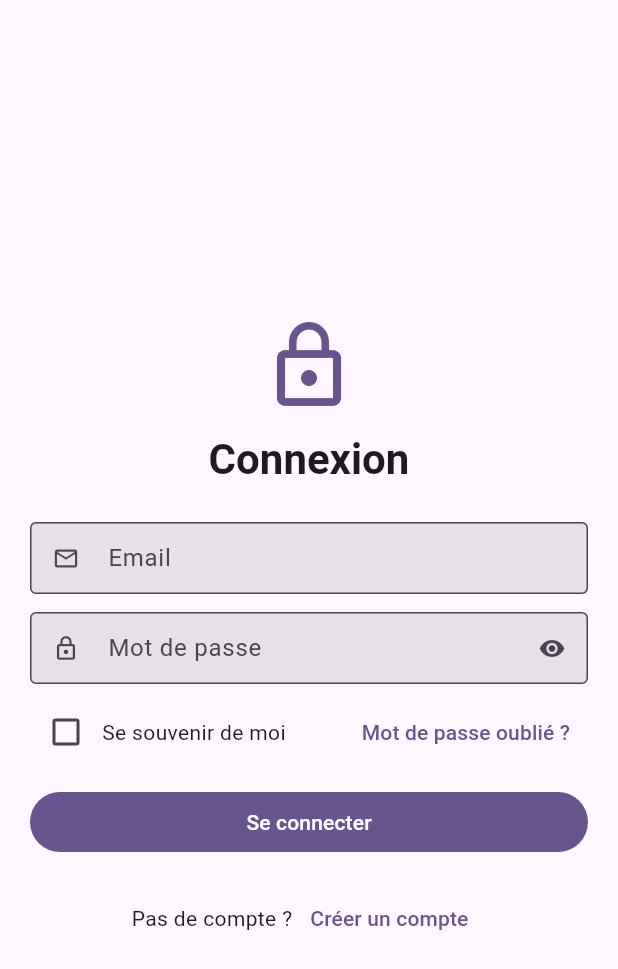
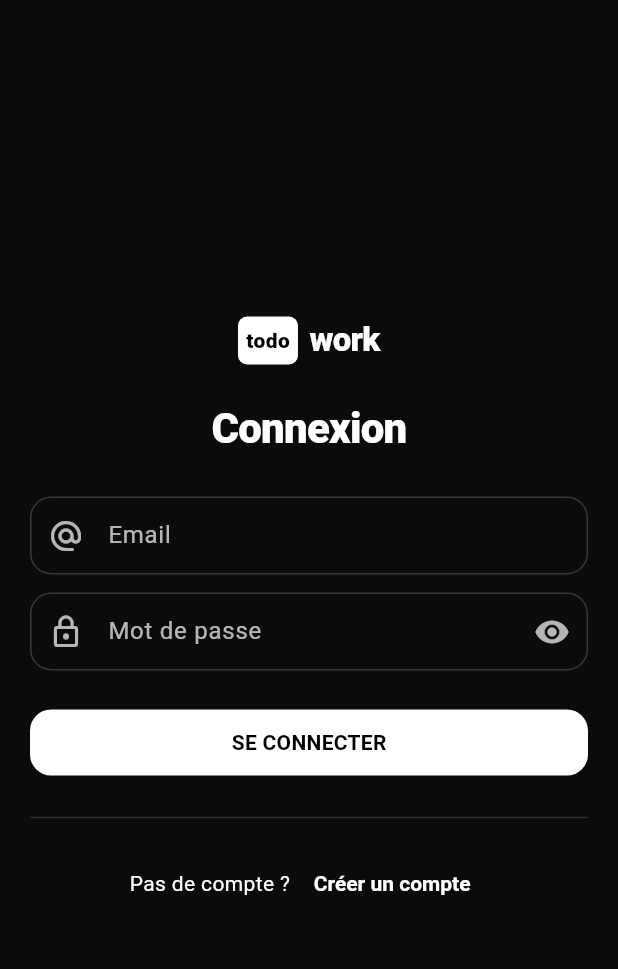
Before and after one commit to marieesss/flutter-todo-list, a Flutter app: the screen it shows after launch, on a phone screen of 412 x 824 dp. Shown: the top 969 px of the screen. Run offline on Flutter 3.47's test engine with Material 3 defaults, Android fonts, the phone set to English and light mode, and no system bars; our stand-ins replace cloud_firestore, firebase_auth, firebase_core; accounts and stored records are empty.

Commit message:
fix:  Amélioration du design des pages d'authentification

```diff
--- a/lib/main.dart
+++ b/lib/main.dart
@@ -3,8 +3,9 @@ import 'package:flutter/material.dart';
 import 'package:firebase_core/firebase_core.dart';
 import 'firebase_options.dart';
 
+// écrans
 import 'screens/auth/LoginRegister.dart';
-import 'screens/homepage/homepage.dart';
+import 'screens/categories/categories_page.dart'; // 👈 au lieu de homepage.dart
 
 Future<void> main() async {
   WidgetsFlutterBinding.ensureInitialized();
@@ -28,9 +29,10 @@ class MyApp extends StatelessWidget {
           isDense: true,
         ),
       ),
-      // Démarre sur la page de connexion
       home: const LoginPage(),
-      routes: {'/home': (_) => const HomepagePage()},
+      routes: {
+        '/categories': (_) => const CategoriesPage(), // 👈 nouvelle route par défaut
+      },
     );
   }
 }
--- a/lib/screens/auth/LoginRegister.dart
+++ b/lib/screens/auth/LoginRegister.dart
@@ -1,8 +1,97 @@
 // lib/screens/auth/LoginRegister.dart
 import 'package:flutter/material.dart';
 import '../../services/auth_service.dart';
-import '../homepage/homepage.dart';
+// import '../homepage/homepage.dart'; // plus utilisé ici
+import '../categories/categories_page.dart';
 
+/// ---------- Thème Noir & Blanc (local à l’écran) ----------
+ThemeData _bwTheme(BuildContext context) {
+  final base = Theme.of(context);
+  final onBlack = Colors.white;
+  final black = const Color(0xFF0B0B0B);
+  final surface = const Color(0xFF121212);
+  final outline = Colors.white.withOpacity(.18);
+
+  return base.copyWith(
+    brightness: Brightness.dark,
+    scaffoldBackgroundColor: black,
+    colorScheme: base.colorScheme.copyWith(
+      brightness: Brightness.dark,
+      primary: onBlack,
+      onPrimary: Colors.black,
+      surface: surface,
+      onSurface: onBlack,
+      secondary: Colors.grey.shade300,
+    ),
+    textTheme: base.textTheme.apply(
+      bodyColor: onBlack,
+      displayColor: onBlack,
+    ),
+    appBarTheme: const AppBarTheme(
+      backgroundColor: Colors.transparent,
+      elevation: 0,
+      foregroundColor: Colors.white,
+    ),
+    inputDecorationTheme: InputDecorationTheme(
+      filled: true,
+      fillColor: black,
+      labelStyle: TextStyle(color: onBlack.withOpacity(.7)),
+      hintStyle: TextStyle(color: onBlack.withOpacity(.5)),
+      prefixIconColor: onBlack.withOpacity(.7),
+      suffixIconColor: onBlack.withOpacity(.7),
+      border: OutlineInputBorder(
+        borderRadius: BorderRadius.circular(14),
+        borderSide: BorderSide(color: outline, width: 1),
+      ),
+      enabledBorder: OutlineInputBorder(
+        borderRadius: BorderRadius.circular(14),
+        borderSide: BorderSide(color: outline, width: 1),
+      ),
+      focusedBorder: OutlineInputBorder(
+        borderRadius: BorderRadius.circular(14),
+        borderSide: const BorderSide(color: Colors.white, width: 1.2),
+      ),
+      errorBorder: OutlineInputBorder(
+        borderRadius: BorderRadius.circular(14),
+        borderSide: const BorderSide(color: Colors.redAccent, width: 1.2),
+      ),
+      contentPadding: const EdgeInsets.symmetric(horizontal: 16, vertical: 14),
+    ),
+    filledButtonTheme: FilledButtonThemeData(
+      style: FilledButton.styleFrom(
+        backgroundColor: Colors.white,
+        foregroundColor: Colors.black,
+        shape: RoundedRectangleBorder(borderRadius: BorderRadius.circular(14)),
+        padding: const EdgeInsets.symmetric(vertical: 14),
+        textStyle: const TextStyle(fontWeight: FontWeight.w700, letterSpacing: .2),
+      ),
+    ),
+    textButtonTheme: TextButtonThemeData(
+      style: TextButton.styleFrom(
+        foregroundColor: Colors.white,
+        textStyle: const TextStyle(fontWeight: FontWeight.w600),
+      ),
+    ),
+    snackBarTheme: const SnackBarThemeData(
+      behavior: SnackBarBehavior.floating,
+      backgroundColor: Colors.white,
+      contentTextStyle: TextStyle(color: Colors.black, fontWeight: FontWeight.w600),
+    ),
+    dividerTheme: DividerThemeData(
+      color: onBlack.withOpacity(.14),
+      thickness: 1,
+    ),
+    checkboxTheme: CheckboxThemeData(
+      side: BorderSide(color: outline),
+      shape: RoundedRectangleBorder(borderRadius: BorderRadius.circular(6)),
+      fillColor: WidgetStateProperty.resolveWith((states) =>
+          states.contains(WidgetState.selected) ? Colors.white : Colors.transparent),
+      checkColor: WidgetStateProperty.all(Colors.black),
+    ),
+  );
+}
+
+/// ---------- LOGIN ----------
 class LoginPage extends StatefulWidget {
   const LoginPage({super.key});
   @override
@@ -15,7 +104,6 @@ class _LoginPageState extends State<LoginPage> {
   final _pwdCtrl = TextEditingController();
   bool _obscure = true;
   bool _isLoading = false;
-  bool _rememberMe = false;
 
   final _auth = AuthService();
 
@@ -49,7 +137,7 @@ class _LoginPageState extends State<LoginPage> {
       );
       if (!mounted) return;
       Navigator.of(context).pushAndRemoveUntil(
-        MaterialPageRoute(builder: (_) => const HomepagePage()),
+        MaterialPageRoute(builder: (_) => const CategoriesPage()),
         (_) => false,
       );
     } on AuthException catch (e) {
@@ -65,40 +153,53 @@ class _LoginPageState extends State<LoginPage> {
 
   @override
   Widget build(BuildContext context) {
-    final theme = Theme.of(context);
-    return Scaffold(
+    return Theme(
+      data: _bwTheme(context),
+      child: Scaffold(
         body: SafeArea(
           child: Center(
             child: ConstrainedBox(
-            constraints: const BoxConstraints(maxWidth: 420),
+              constraints: const BoxConstraints(maxWidth: 440),
               child: Padding(
-              padding: const EdgeInsets.all(20),
+                padding: const EdgeInsets.symmetric(horizontal: 20, vertical: 28),
                 child: Form(
                   key: _formKey,
                   child: ListView(
                     shrinkWrap: true,
                     children: [
+                      // Wordmark / Header
+                      Row(
+                        mainAxisAlignment: MainAxisAlignment.center,
+                        children: const [
+                          _WeMark(), // petit mot-symbole noir & blanc
+                        ],
+                      ),
                       const SizedBox(height: 24),
-                    Icon(Icons.lock_outline, size: 64, color: theme.colorScheme.primary),
-                    const SizedBox(height: 12),
                       Text(
                         "Connexion",
                         textAlign: TextAlign.center,
-                      style: theme.textTheme.headlineMedium?.copyWith(fontWeight: FontWeight.w600),
+                        style: Theme.of(context).textTheme.headlineMedium?.copyWith(
+                              fontWeight: FontWeight.w800,
+                              letterSpacing: -0.5,
+                              color: Colors.white,
                             ),
-                    const SizedBox(height: 24),
+                      ),
+                      const SizedBox(height: 28),
+
+                      // Email
                       TextFormField(
                         controller: _emailCtrl,
                         keyboardType: TextInputType.emailAddress,
                         autofillHints: const [AutofillHints.username, AutofillHints.email],
                         decoration: const InputDecoration(
                           labelText: "Email",
-                        prefixIcon: Icon(Icons.email_outlined),
-                        border: OutlineInputBorder(),
+                          prefixIcon: Icon(Icons.alternate_email),
                         ),
                         validator: _emailValidator,
                       ),
                       const SizedBox(height: 12),
+
+                      // Password
                       TextFormField(
                         controller: _pwdCtrl,
                         obscureText: _obscure,
@@ -106,7 +207,6 @@ class _LoginPageState extends State<LoginPage> {
                         decoration: InputDecoration(
                           labelText: "Mot de passe",
                           prefixIcon: const Icon(Icons.lock_outline),
-                        border: const OutlineInputBorder(),
                           suffixIcon: IconButton(
                             onPressed: () => setState(() => _obscure = !_obscure),
                             icon: Icon(_obscure ? Icons.visibility : Icons.visibility_off),
@@ -115,38 +215,46 @@ class _LoginPageState extends State<LoginPage> {
                         validator: _pwdValidator,
                         onFieldSubmitted: (_) => _submit(),
                       ),
-                    const SizedBox(height: 8),
-                    Row(
-                      children: [
-                        Checkbox(
-                          value: _rememberMe,
-                          onChanged: (v) => setState(() => _rememberMe = v ?? false),
-                        ),
-                        const Text("Se souvenir de moi"),
-                        const Spacer(),
-                        TextButton(
-                          onPressed: () {
-                            _showError("Mot de passe oublié — à brancher.");
-                          },
-                          child: const Text("Mot de passe oublié ?"),
-                        ),
-                      ],
-                    ),
-                    const SizedBox(height: 12),
+
+                      const SizedBox(height: 10),
+
+                      // ---- Mot de passe oublié ? centré ----
+                      // Center(
+                      //   child: TextButton(
+                      //     onPressed: () {
+                      //       // TODO: implémenter la réinitialisation du mot de passe
+                      //       // Ex: Navigator.push(... ResetPasswordPage());
+                      //     },
+                      //     child: const Text("Mot de passe oublié ?"),
+                      //   ),
+                      // ),
+
+                      const SizedBox(height: 14),
+
+                      // CTA
                       FilledButton(
                         onPressed: _isLoading ? null : _submit,
                         child: _isLoading
                             ? const Padding(
-                              padding: EdgeInsets.symmetric(vertical: 6.0),
-                              child: SizedBox(height: 20, width: 20, child: CircularProgressIndicator(strokeWidth: 2)),
+                                padding: EdgeInsets.symmetric(vertical: 4.0),
+                                child: SizedBox(
+                                  height: 20,
+                                  width: 20,
+                                  child: CircularProgressIndicator(strokeWidth: 2),
+                                ),
                               )
-                          : const Text("Se connecter"),
+                            : const Text("SE CONNECTER"),
                       ),
-                    const SizedBox(height: 16),
+
+                      const SizedBox(height: 18),
+                      const Divider(),
+                      const SizedBox(height: 12),
+
+                      // Link Register
                       Row(
                         mainAxisAlignment: MainAxisAlignment.center,
                         children: [
-                        const Text("Pas de compte ?"),
+                          const Text("Pas de compte ? "),
                           TextButton(
                             onPressed: () {
                               Navigator.of(context).push(
@@ -164,12 +272,12 @@ class _LoginPageState extends State<LoginPage> {
             ),
           ),
         ),
+      ),
     );
   }
 }
 
-// -------- Register --------
-
+/// ---------- REGISTER ----------
 class RegisterPage extends StatefulWidget {
   const RegisterPage({super.key});
   @override
@@ -178,7 +286,7 @@ class RegisterPage extends StatefulWidget {
 
 class _RegisterPageState extends State<RegisterPage> {
   final _formKey = GlobalKey<FormState>();
-  final _nameCtrl = TextEditingController();   // 👈 NEW
+  final _nameCtrl = TextEditingController();
   final _emailCtrl = TextEditingController();
   final _pwdCtrl = TextEditingController();
   final _pwd2Ctrl = TextEditingController();
@@ -189,15 +297,15 @@ class _RegisterPageState extends State<RegisterPage> {
 
   @override
   void dispose() {
-    _nameCtrl.dispose();   // 👈 NEW
+    _nameCtrl.dispose();
     _emailCtrl.dispose();
     _pwdCtrl.dispose();
     _pwd2Ctrl.dispose();
     super.dispose();
   }
 
-  String? _nameValidator(String? v) {        // 👈 NEW
-    if (v == null || v.trim().isEmpty) return "Prenom requis";
+  String? _nameValidator(String? v) {
+    if (v == null || v.trim().isEmpty) return "Prénom requis";
     if (v.trim().length < 2) return "Prénom trop court";
     return null;
   }
@@ -232,11 +340,11 @@ class _RegisterPageState extends State<RegisterPage> {
       await _auth.signUp(
         email: _emailCtrl.text.trim(),
         password: _pwdCtrl.text,
-        name: _nameCtrl.text.trim(),     // 👈 NEW (passage du nom au service)
+        name: _nameCtrl.text.trim(),
       );
       if (!mounted) return;
       Navigator.of(context).pushAndRemoveUntil(
-        MaterialPageRoute(builder: (_) => const HomepagePage()),
+        MaterialPageRoute(builder: (_) => const CategoriesPage()),
         (_) => false,
       );
     } on AuthException catch (e) {
@@ -252,37 +360,42 @@ class _RegisterPageState extends State<RegisterPage> {
 
   @override
   Widget build(BuildContext context) {
-    final theme = Theme.of(context);
-    return Scaffold(
+    return Theme(
+      data: _bwTheme(context),
+      child: Scaffold(
         body: SafeArea(
           child: Center(
             child: ConstrainedBox(
-            constraints: const BoxConstraints(maxWidth: 420),
+              constraints: const BoxConstraints(maxWidth: 480),
               child: Padding(
-              padding: const EdgeInsets.all(20),
+                padding: const EdgeInsets.symmetric(horizontal: 20, vertical: 28),
                 child: Form(
                   key: _formKey,
                   child: ListView(
                     shrinkWrap: true,
                     children: [
+                      Row(
+                        mainAxisAlignment: MainAxisAlignment.center,
+                        children: const [ _WeMark() ],
+                      ),
                       const SizedBox(height: 24),
-                    Icon(Icons.person_add_alt_1, size: 64, color: theme.colorScheme.primary),
-                    const SizedBox(height: 12),
                       Text(
                         "Créer un compte",
                         textAlign: TextAlign.center,
-                      style: theme.textTheme.headlineMedium?.copyWith(fontWeight: FontWeight.w600),
+                        style: Theme.of(context).textTheme.headlineMedium?.copyWith(
+                              fontWeight: FontWeight.w800,
+                              letterSpacing: -0.5,
+                              color: Colors.white,
                             ),
-                    const SizedBox(height: 24),
+                      ),
+                      const SizedBox(height: 28),
 
-                    // -------- Champ Nom (NEW) --------
                       TextFormField(
                         controller: _nameCtrl,
                         textCapitalization: TextCapitalization.words,
                         decoration: const InputDecoration(
                           labelText: "Prénom",
                           prefixIcon: Icon(Icons.person_outline),
-                        border: OutlineInputBorder(),
                         ),
                         validator: _nameValidator,
                       ),
@@ -293,50 +406,54 @@ class _RegisterPageState extends State<RegisterPage> {
                         keyboardType: TextInputType.emailAddress,
                         decoration: const InputDecoration(
                           labelText: "Email",
-                        prefixIcon: Icon(Icons.email_outlined),
-                        border: OutlineInputBorder(),
+                          prefixIcon: Icon(Icons.alternate_email),
                         ),
                         validator: _emailValidator,
                       ),
                       const SizedBox(height: 12),
+
                       TextFormField(
                         controller: _pwdCtrl,
                         obscureText: _obscure,
                         decoration: const InputDecoration(
                           labelText: "Mot de passe",
                           prefixIcon: Icon(Icons.lock_outline),
-                        border: OutlineInputBorder(),
-                        helperText: "Au moins 8 caractères, 1 maj, 1 min, 1 chiffre",
+                          helperText: "8+ caractères, 1 maj, 1 min, 1 chiffre",
                         ),
                         validator: _pwdValidator,
                       ),
                       const SizedBox(height: 12),
+
                       TextFormField(
                         controller: _pwd2Ctrl,
                         obscureText: _obscure,
                         decoration: const InputDecoration(
                           labelText: "Confirmer le mot de passe",
                           prefixIcon: Icon(Icons.lock_person_outlined),
-                        border: OutlineInputBorder(),
                         ),
                         validator: (v) => v == null || v.isEmpty ? "Confirmation requise" : null,
                         onFieldSubmitted: (_) => _submit(),
                       ),
-                    const SizedBox(height: 16),
+                      const SizedBox(height: 18),
+
                       FilledButton(
                         onPressed: _isLoading ? null : _submit,
                         child: _isLoading
                             ? const Padding(
-                              padding: EdgeInsets.symmetric(vertical: 6.0),
+                                padding: EdgeInsets.symmetric(vertical: 4.0),
                                 child: SizedBox(height: 20, width: 20, child: CircularProgressIndicator(strokeWidth: 2)),
                               )
-                          : const Text("S'inscrire"),
+                            : const Text("S'INSCRIRE"),
                       ),
-                    const SizedBox(height: 12),
+
+                      const SizedBox(height: 14),
+                      const Divider(),
+                      const SizedBox(height: 8),
+
                       Row(
                         mainAxisAlignment: MainAxisAlignment.center,
                         children: [
-                        const Text("Déjà un compte ?"),
+                          const Text("Déjà un compte ? "),
                           TextButton(
                             onPressed: () => Navigator.of(context).pop(),
                             child: const Text("Se connecter"),
@@ -350,6 +467,39 @@ class _RegisterPageState extends State<RegisterPage> {
             ),
           ),
         ),
+      ),
     );
   }
 }
+
+/// Petit “wordmark” minimaliste noir & blanc
+class _WeMark extends StatelessWidget {
+  const _WeMark();
+
+  @override
+  Widget build(BuildContext context) {
+    return Row(
+      children: [
+        // carré blanc + point noir → vibe minimaliste
+        Container(
+          height: 32,
+          width: 40,
+          decoration: BoxDecoration(
+            color: Colors.white,
+            borderRadius: BorderRadius.circular(6),
+          ),
+          alignment: Alignment.center,
+          child: const Text("todo", style: TextStyle(color: Colors.black, fontWeight: FontWeight.w900)),
+        ),
+        const SizedBox(width: 8),
+        Text(
+          "work",
+          style: Theme.of(context).textTheme.titleLarge?.copyWith(
+                fontWeight: FontWeight.w900,
+                letterSpacing: -0.5,
+              ),
+        ),
+      ],
+    );
+  }
+}
--- a/pubspec.yaml
+++ b/pubspec.yaml
@@ -47,7 +47,7 @@ dev_dependencies:
   # activated in the `analysis_options.yaml` file located at the root of your
   # package. See that file for information about deactivating specific lint
   # rules and activating additional ones.
-  flutter_lints: ^5.0.0
+  flutter_lints: ^6.0.0
 
 # For information on the generic Dart part of this file, see the
 # following page: https://dart.dev/tools/pub/pubspec
```
Also changed, not shown: lib/screens/categories/categories_page.dart (+13 -1 lines), pubspec.lock, 4 other files. Lines whose indentation alone changed are shown as unchanged.
